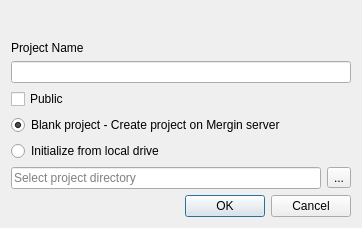
Qt form Mergin/ui/ui_create_project.ui (MerginMaps/qgis-plugin) before a commit.
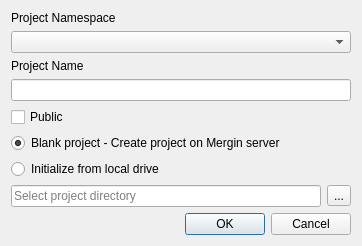
The same form after that commit.

Commit message: Added namespace parameter for creating a new project

```diff
--- a/Mergin/ui/ui_create_project.ui
+++ b/Mergin/ui/ui_create_project.ui
@@ -32,6 +32,35 @@
        </property>
       </spacer>
      </item>
+     <item>
+      <widget class="QLabel" name="projectNamespaceLabel">
+       <property name="minimumSize">
+        <size>
+         <width>0</width>
+         <height>0</height>
+        </size>
+       </property>
+       <property name="maximumSize">
+        <size>
+         <width>200</width>
+         <height>150</height>
+        </size>
+       </property>
+       <property name="text">
+        <string>Project Namespace</string>
+       </property>
+      </widget>
+     </item>
+     <item>
+      <widget class="QComboBox" name="projectNamescape">
+       <property name="sizePolicy">
+        <sizepolicy hsizetype="Minimum" vsizetype="Fixed">
+         <horstretch>0</horstretch>
+         <verstretch>0</verstretch>
+        </sizepolicy>
+       </property>
+      </widget>
+     </item>
      <item>
       <widget class="QLabel" name="projectNameLabel">
        <property name="minimumSize">
```
The commit also changes 2 other files.
